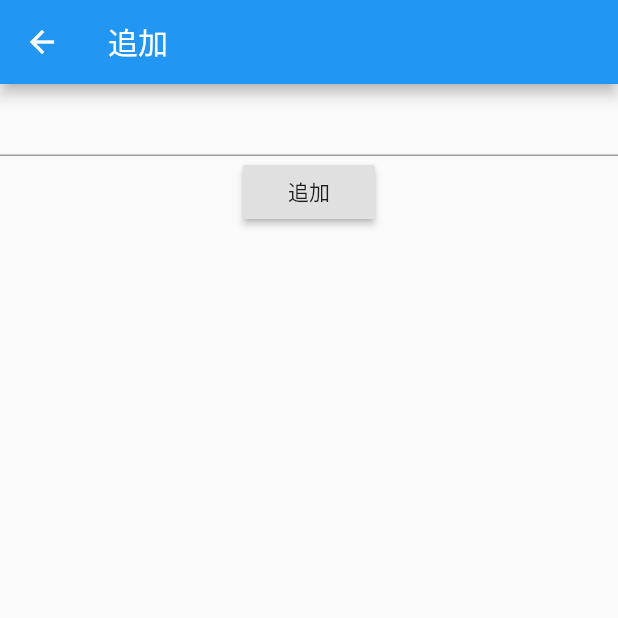
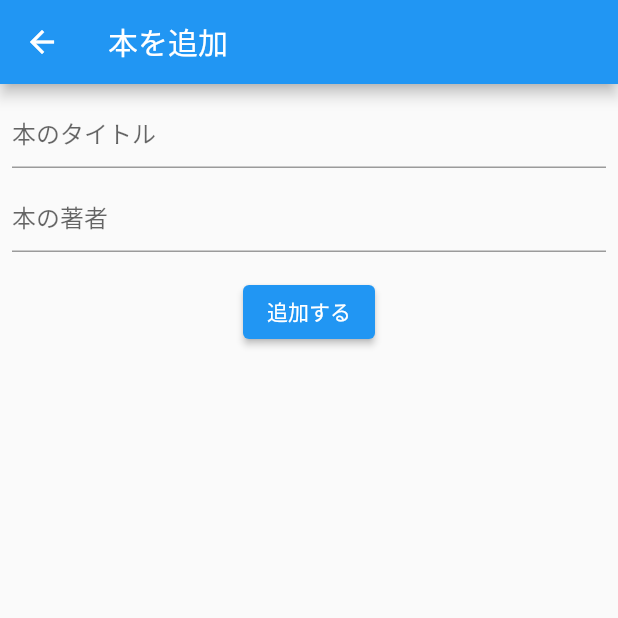
Before and after one commit to tsukamoto1783/flutter_sample, a Flutter app: the AddBookPage screen opened directly, on a phone screen of 412 x 824 dp, the top half of it. Run offline on Flutter 3.47's test engine with Material 2 defaults, Android fonts, the phone set to English and light mode, and no system bars; our stand-ins replace cloud_firestore, firebase_core, flutter_slidable; accounts and stored records are empty.

Commit message:
Response to Flutter version update

```diff
--- /dev/null
+++ b/lib/presentation/new/add_book/add_book_model.dart
@@ -0,0 +1,23 @@
+import 'package:cloud_firestore/cloud_firestore.dart';
+import 'package:flutter/cupertino.dart';
+
+class AddBookModel extends ChangeNotifier {
+  String? title;
+  String? author;
+
+  Future addBook() async {
+    if (title == null || title == "") {
+      throw 'タイトルが入力されていません';
+    }
+
+    if (author == null || author!.isEmpty) {
+      throw '著者が入力されていません';
+    }
+
+    // firestoreに追加
+    await FirebaseFirestore.instance.collection('books').add({
+      'title': title,
+      'author': author,
+    });
+  }
+}
--- /dev/null
+++ b/lib/presentation/new/add_book/add_book_page.dart
@@ -0,0 +1,67 @@
+import 'package:flutter/cupertino.dart';
+import 'package:flutter/material.dart';
+import 'package:flutter_practice/presentation/new/add_book/add_book_model.dart';
+import 'package:provider/provider.dart';
+
+class AddBookPage extends StatelessWidget {
+  @override
+  Widget build(BuildContext context) {
+    return ChangeNotifierProvider<AddBookModel>(
+      create: (_) => AddBookModel(),
+      child: Scaffold(
+        appBar: AppBar(
+          title: Text('本を追加'),
+        ),
+        body: Center(
+          child: Consumer<AddBookModel>(builder: (context, model, child) {
+            return Padding(
+              padding: const EdgeInsets.all(8.0),
+              child: Column(
+                children: [
+                  TextField(
+                    decoration: InputDecoration(
+                      hintText: '本のタイトル',
+                    ),
+                    onChanged: (text) {
+                      model.title = text;
+                    },
+                  ),
+                  SizedBox(
+                    height: 8,
+                  ),
+                  TextField(
+                    decoration: InputDecoration(
+                      hintText: '本の著者',
+                    ),
+                    onChanged: (text) {
+                      model.author = text;
+                    },
+                  ),
+                  SizedBox(
+                    height: 16,
+                  ),
+                  ElevatedButton(
+                    onPressed: () async {
+                      // 追加の処理
+                      try {
+                        await model.addBook();
+                        Navigator.of(context).pop(true);
+                      } catch (e) {
+                        final snackBar = SnackBar(
+                          backgroundColor: Colors.red,
+                          content: Text(e.toString()),
+                        );
+                        ScaffoldMessenger.of(context).showSnackBar(snackBar);
+                      }
+                    },
+                    child: Text('追加する'),
+                  ),
+                ],
+              ),
+            );
+          }),
+        ),
+      ),
+    );
+  }
+}
--- /dev/null
+++ b/lib/presentation/new/domain/book.dart
@@ -0,0 +1,7 @@
+class Book {
+  Book(this.id, this.title, this.author, this.imgURL);
+  String id;
+  String title;
+  String author;
+  String? imgURL;
+}
--- a/lib/presentation/add_book/add_book_model.dart
+++ b/lib/presentation/old/add_book/add_book_model.dart
@@ -2,7 +2,7 @@ import 'package:cloud_firestore/cloud_firestore.dart';
 import 'package:flutter/cupertino.dart';
 import 'package:flutter/material.dart';
 
-import '../../domain/book.dart';
+import '../domain/book.dart';
 
 class AddBookModel extends ChangeNotifier {
   String bookTitel = '';
--- a/lib/presentation/book_list/book_list_model.dart
+++ b/lib/presentation/old/book_list/book_list_model.dart
@@ -1,7 +1,7 @@
 import 'package:cloud_firestore/cloud_firestore.dart';
 import 'package:flutter/cupertino.dart';
 import 'package:flutter/material.dart';
-import '../../domain/book.dart';
+import 'package:flutter_practice/presentation/old/domain/book.dart';
 
 class BookListModel extends ChangeNotifier {
   var books = <Book>[];
--- a/pubspec.yaml
+++ b/pubspec.yaml
@@ -36,6 +36,8 @@ dependencies:
   cloud_firestore: ^3.1.8
   cupertino_icons: ^1.0.2
   provider: ^6.0.2
+  flutter_slidable: ^1.2.0
+
 
 dev_dependencies:
   flutter_test:
@@ -56,8 +58,7 @@ flutter:
 
   # To add assets to your application, add an assets section, like this:
   # assets:
-  #   - images/a_dot_burr.jpeg
-  #   - images/a_dot_ham.jpeg
+
 
   # An image asset can refer to one or more resolution-specific "variants", see
   # https://flutter.dev/assets-and-images/#resolution-aware.
```
Also changed, not shown: lib/presentation/main/main.dart (+9 -4 lines), lib/presentation/new/book_list/book_list_model.dart (added, +28 -0 lines), lib/presentation/new/book_list/book_list_page.dart (added, +163 -0 lines), lib/presentation/new/edit_book/edit_book_model.dart (added, +42 -0 lines), lib/presentation/new/edit_book/edit_book_page.dart (added, +75 -0 lines), lib/presentation/next_page.dart (+4 -4 lines), lib/presentation/old/add_book/add_book_page.dart (renamed from lib/presentation/add_book/add_book_page.dart, +7 -7 lines), lib/presentation/old/book_list/book_list_page.dart (renamed from lib/presentation/book_list/book_list_page.dart, +4 -4 lines), lib/presentation/old/domain/book.dart (renamed from lib/domain/book.dart), pubspec.lock, 3 other files.
